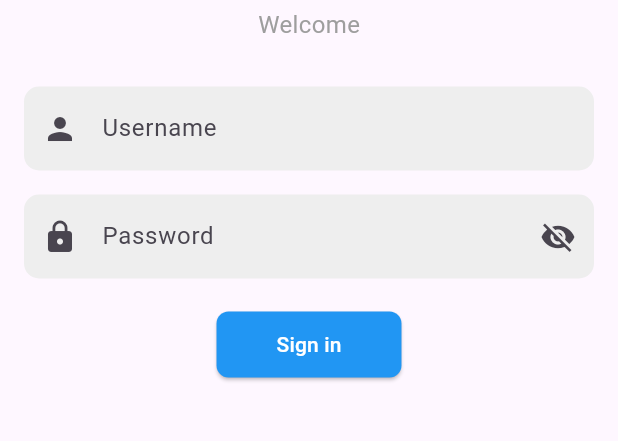
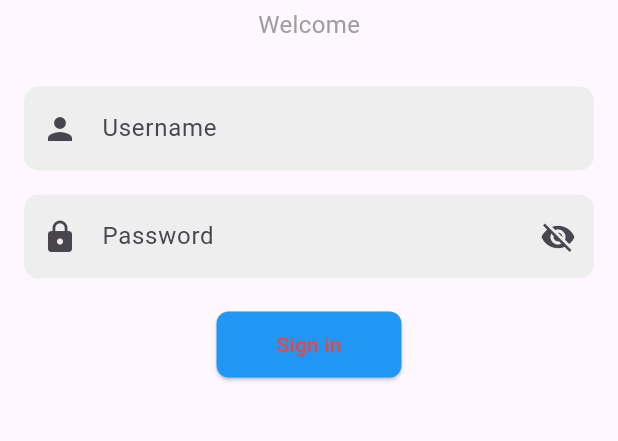
Before and after one commit to prarup/HRMS, a Flutter app: the screen it shows after launch, on a phone screen of 412 x 824 dp, the part 551-992 px from its top. Run offline on Flutter 3.47's test engine with Material 3 defaults, Android fonts, the phone set to English and light mode, and no system bars; our stand-ins replace flutter_secure_storage, geolocator; network calls fail.

Commit message:
Color change

```diff
--- a/lib/login.dart
+++ b/lib/login.dart
@@ -173,7 +173,7 @@ class _LoginPageState extends State<LoginPage> {
                         ),
                         child: const Text(
                           'Sign in',
-                          style: TextStyle(color: Colors.white),
+                          style: TextStyle(color: Colors.red),
                         ),
                       ),
               ],
```
